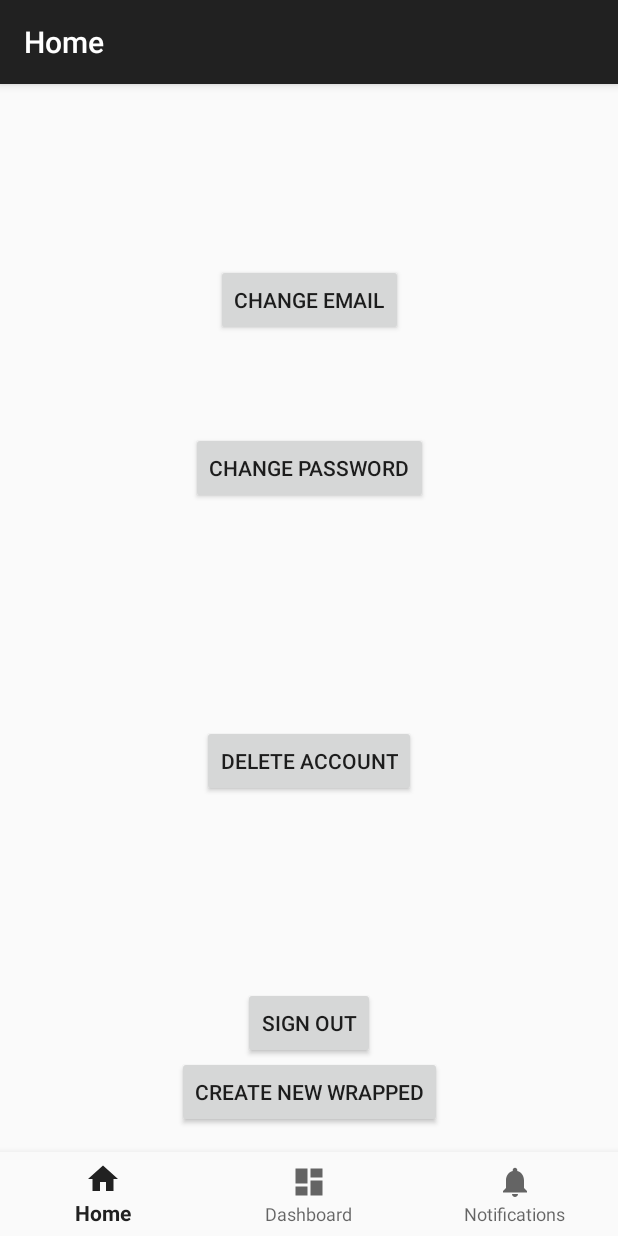
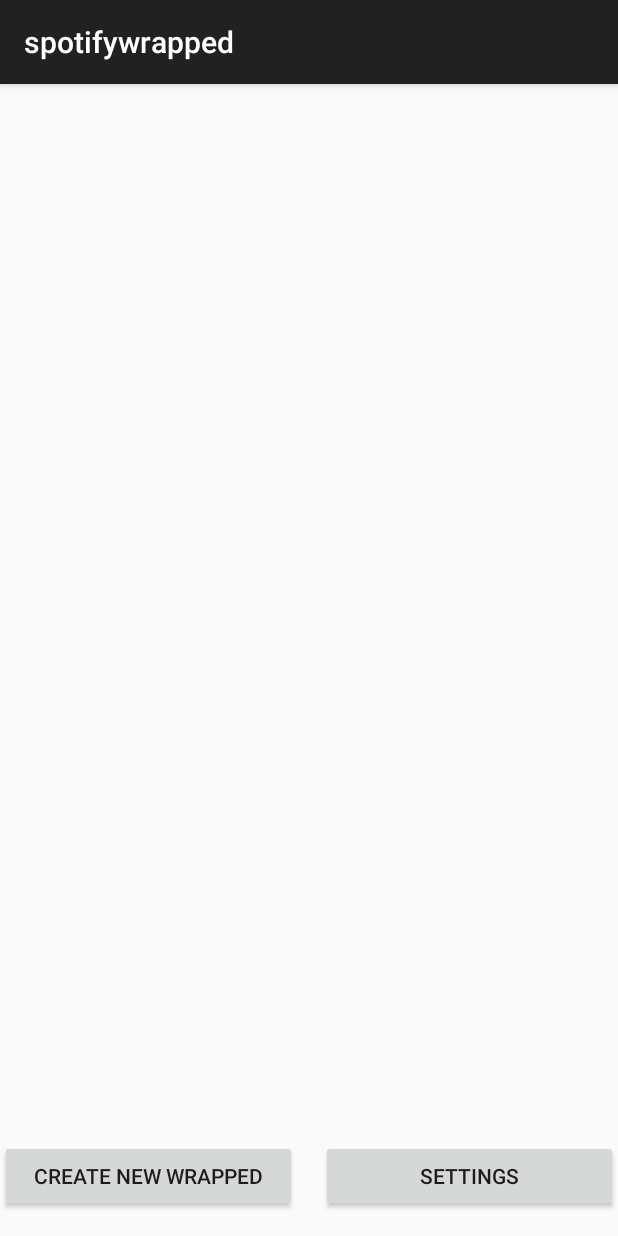
Before and after one commit to pnung/spotifywrapped, an Android app: the screen it shows after launch once a user with an empty profile is signed in (MainActivity), on a phone screen of 412 x 824 dp. Run offline under Robolectric (Android 15) with nearby library versions, the phone set to English and light mode, and no system bars; our stand-ins replace Firebase (no records; nobody signed in at launch, a user with empty details on screens opened directly), navigation-ui; libraries missing offline, so code that uses them is left out: com.spotify.sdk; 2 statements that could not run were skipped.

```diff
--- /dev/null
+++ b/app/src/main/java/com/example/spotifywrapped/CreateNewWrapActivity.java
@@ -0,0 +1,15 @@
+package com.example.spotifywrapped;
+
+import android.os.Bundle;
+import androidx.appcompat.app.AppCompatActivity;
+import com.example.spotifywrapped.R;
+
+public class CreateNewWrapActivity extends AppCompatActivity {
+
+    @Override
+    protected void onCreate(Bundle savedInstanceState) {
+        super.onCreate(savedInstanceState);
+        setContentView(R.layout.activity_create_new_wrap);
+        // Here you can add your logic for creating a new Wrap
+    }
+}
--- a/app/src/main/java/com/example/spotifywrapped/MainActivity.java
+++ b/app/src/main/java/com/example/spotifywrapped/MainActivity.java
@@ -3,7 +3,10 @@ package com.example.spotifywrapped;
 import android.content.Intent;
 import android.os.Bundle;
 import android.util.Log;
+import android.view.MenuItem;
 import android.view.View;
+import android.widget.Button;
+import android.widget.PopupMenu;
 
 import androidx.annotation.NonNull;
 import androidx.appcompat.app.AppCompatActivity;
@@ -45,19 +48,57 @@ public class MainActivity extends AppCompatActivity {
         binding = ActivityMainBinding.inflate(getLayoutInflater());
         setContentView(binding.getRoot());
 
-        setupBottomNavigationView();
+//        setupBottomNavigationView();
         handleUserAuthentication();
+
+        Button settingsButton = findViewById(R.id.settingsButton);
+        settingsButton.setOnClickListener(new View.OnClickListener() {
+            @Override
+            public void onClick(View view) {
+                showSettingsMenu(view);
+            }
+        });
     }
 
-    private void setupBottomNavigationView() {
-        BottomNavigationView navView = findViewById(R.id.nav_view);
-        AppBarConfiguration appBarConfiguration = new AppBarConfiguration.Builder(
-                R.id.navigation_home, R.id.navigation_dashboard, R.id.navigation_notifications)
-                .build();
-        NavController navController = Navigation.findNavController(this, R.id.nav_host_fragment_activity_main);
-        NavigationUI.setupActionBarWithNavController(this, navController, appBarConfiguration);
-        NavigationUI.setupWithNavController(navView, navController);
+//    private void setupBottomNavigationView() {
+//        BottomNavigationView navView = findViewById(R.id.nav_view);
+//        AppBarConfiguration appBarConfiguration = new AppBarConfiguration.Builder(
+//                R.id.navigation_home, R.id.navigation_dashboard, R.id.navigation_notifications)
+//                .build();
+//        NavController navController = Navigation.findNavController(this, R.id.nav_host_fragment_activity_main);
+//        NavigationUI.setupActionBarWithNavController(this, navController, appBarConfiguration);
+//        NavigationUI.setupWithNavController(navView, navController);
+//    }
+
+    private void showSettingsMenu(View view) {
+        PopupMenu settingsMenu = new PopupMenu(MainActivity.this, view);
+        settingsMenu.getMenuInflater().inflate(R.menu.settings_menu, settingsMenu.getMenu());
+
+        settingsMenu.setOnMenuItemClickListener(item -> {
+            int id = item.getItemId();
+            if (id == R.id.changeEmail) {
+                changeEmail();
+                return true;
+            } else if (id == R.id.changePassword) {
+                changePassword();
+                return true;
+            } else if (id == R.id.deleteAccount) {
+                deleteUser();
+                return true;
+            } else if (id == R.id.signOut) {
+                signOut();
+                return true;
+            }
+            return false;
+        });
+
+
+        settingsMenu.show();
     }
+
+
+
+
 
     private void handleUserAuthentication() {
         FirebaseUser user = FirebaseAuth.getInstance().getCurrentUser();
@@ -75,10 +116,10 @@ public class MainActivity extends AppCompatActivity {
     }
 
     private void setupButtonListeners() {
-        binding.MainActivityLayoutDeleteTest.setOnClickListener(v -> deleteUser());
-        binding.MainActivityLayoutSignOut.setOnClickListener(v -> signOut());
-        binding.MainActivityLayoutChangeEmail.setOnClickListener(v -> changeEmail());
-        binding.MainActivityLayoutChangePassword.setOnClickListener(v -> changePassword());
+//        binding.MainActivityLayoutDeleteTest.setOnClickListener(v -> deleteUser());
+//        binding.MainActivityLayoutSignOut.setOnClickListener(v -> signOut());
+//        binding.MainActivityLayoutChangeEmail.setOnClickListener(v -> changeEmail());
+//        binding.MainActivityLayoutChangePassword.setOnClickListener(v -> changePassword());
         binding.btnCreateWrapped.setOnClickListener(v -> createNewWrapped());
     }
 
--- /dev/null
+++ b/app/src/main/res/layout/activity_create_new_wrap.xml
@@ -0,0 +1,5 @@
+<?xml version="1.0" encoding="utf-8"?>
+<FrameLayout xmlns:android="http://schemas.android.com/apk/res/android"
+    android:id="@+id/createWrapContent"
+    android:layout_width="match_parent"
+    android:layout_height="match_parent" />
--- a/app/src/main/res/layout/activity_main.xml
+++ b/app/src/main/res/layout/activity_main.xml
@@ -7,17 +7,30 @@
     android:layout_height="match_parent"
     android:paddingTop="?attr/actionBarSize">
 
-    <com.google.android.material.bottomnavigation.BottomNavigationView
-        android:id="@+id/nav_view"
+
+    <Button
+        android:id="@+id/btnCreateWrapped"
         android:layout_width="0dp"
         android:layout_height="wrap_content"
-        android:layout_marginStart="0dp"
-        android:layout_marginEnd="0dp"
-        android:background="?android:attr/windowBackground"
+        android:text="Create New Wrapped"
         app:layout_constraintBottom_toBottomOf="parent"
-        app:layout_constraintLeft_toLeftOf="parent"
-        app:layout_constraintRight_toRightOf="parent"
-        app:menu="@menu/bottom_nav_menu" />
+        app:layout_constraintEnd_toStartOf="@+id/settingsButton"
+        app:layout_constraintStart_toStartOf="parent"
+        app:layout_constraintHorizontal_weight="1"
+        android:layout_marginBottom="16dp"
+        android:layout_marginEnd="8dp"/>
+
+    <Button
+        android:id="@+id/settingsButton"
+        android:layout_width="0dp"
+        android:layout_height="wrap_content"
+        android:text="Settings"
+        app:layout_constraintBottom_toBottomOf="parent"
+        app:layout_constraintEnd_toEndOf="parent"
+        app:layout_constraintStart_toEndOf="@+id/btnCreateWrapped"
+        app:layout_constraintHorizontal_weight="1"
+        android:layout_marginBottom="16dp"
+        android:layout_marginStart="8dp"/>
 
     <fragment
         android:id="@+id/nav_host_fragment_activity_main"
@@ -25,12 +38,10 @@
         android:layout_width="match_parent"
         android:layout_height="match_parent"
         app:defaultNavHost="true"
-        app:layout_constraintBottom_toTopOf="@id/nav_view"
         app:layout_constraintHorizontal_bias="0.0"
         app:layout_constraintLeft_toLeftOf="parent"
         app:layout_constraintRight_toRightOf="parent"
         app:layout_constraintTop_toTopOf="parent"
-        app:layout_constraintVertical_bias="0.0"
         app:navGraph="@navigation/mobile_navigation" />
 
     <TextView
@@ -44,57 +55,4 @@
         app:layout_constraintStart_toStartOf="parent"
         app:layout_constraintTop_toBottomOf="@+id/MainActivityLayout_ChangePassword" />
 
-    <Button
-        android:id="@+id/MainActivityLayout_DeleteTest"
-        android:layout_width="wrap_content"
-        android:layout_height="wrap_content"
-        android:layout_marginTop="64dp"
-        android:text="Delete Account"
-        app:layout_constraintEnd_toEndOf="parent"
-        app:layout_constraintStart_toStartOf="parent"
-        app:layout_constraintTop_toBottomOf="@+id/textView" />
-
-    <Button
-        android:id="@+id/MainActivityLayout_SignOut"
-        android:layout_width="wrap_content"
-        android:layout_height="wrap_content"
-        android:layout_marginTop="64dp"
-        android:text="Sign Out"
-        app:layout_constraintBottom_toTopOf="@+id/nav_view"
-        app:layout_constraintEnd_toEndOf="parent"
-        app:layout_constraintStart_toStartOf="parent"
-        app:layout_constraintTop_toBottomOf="@+id/MainActivityLayout_DeleteTest" />
-
-    <Button
-        android:id="@+id/MainActivityLayout_ChangePassword"
-        android:layout_width="wrap_content"
-        android:layout_height="wrap_content"
-        android:layout_marginTop="64dp"
-        android:text="Change Password"
-        app:layout_constraintEnd_toEndOf="parent"
-        app:layout_constraintStart_toStartOf="parent"
-        app:layout_constraintTop_toBottomOf="@+id/MainActivityLayout_ChangeEmail" />
-
-    <Button
-        android:id="@+id/MainActivityLayout_ChangeEmail"
-        android:layout_width="wrap_content"
-        android:layout_height="wrap_content"
-        android:layout_marginTop="64dp"
-        android:text="Change Email"
-        app:layout_constraintEnd_toEndOf="parent"
-        app:layout_constraintStart_toStartOf="parent"
-        app:layout_constraintTop_toTopOf="@+id/nav_host_fragment_activity_main" />
-
-    <Button
-        android:id="@+id/btnCreateWrapped"
-        android:layout_width="wrap_content"
-        android:layout_height="wrap_content"
-        android:text="Create New Wrapped"
-        app:layout_constraintBottom_toTopOf="@+id/nav_view"
-        app:layout_constraintEnd_toEndOf="parent"
-        app:layout_constraintStart_toStartOf="parent"
-        android:layout_marginBottom="16dp"/>
-
-
-
 </androidx.constraintlayout.widget.ConstraintLayout>
--- /dev/null
+++ b/app/src/main/res/menu/settings_menu.xml
@@ -0,0 +1,10 @@
+<menu xmlns:android="http://schemas.android.com/apk/res/android">
+    <item android:id="@+id/changeEmail"
+        android:title="Change Email"/>
+    <item android:id="@+id/changePassword"
+        android:title="Change Password"/>
+    <item android:id="@+id/deleteAccount"
+        android:title="Delete Account"/>
+    <item android:id="@+id/signOut"
+        android:title="Sign Out"/>
+</menu>
```
